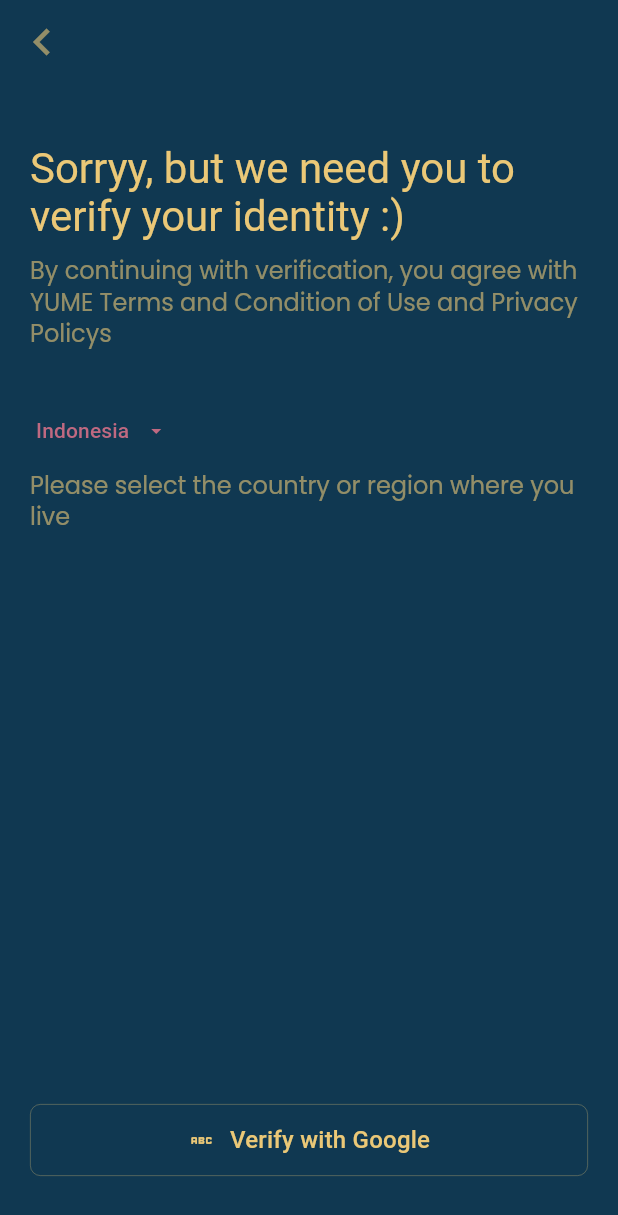
After one commit to Gnturf/yume, a Flutter app: the screen it shows after launch, after a tap on "Signup", on a phone screen of 412 x 824 dp. The commit adds this screen. Shown: the top 1215 px of the screen. Run offline on Flutter 3.47's test engine with Material 3 defaults, Android fonts, the phone set to English and light mode, and no system bars; our stand-ins replace flutter_multi_formatter, google_fonts.

Commit message:
adding signup screen
simplifying otp_single_text_field.dart

```diff
--- /dev/null
+++ b/lib/features/auth/presentation/screens/signup/signup.dart
@@ -0,0 +1,56 @@
+import 'package:flutter/material.dart';
+import 'package:yume/features/auth/presentation/widgets/display_subtitle_text.dart';
+import 'package:yume/features/auth/presentation/widgets/signup/country_select.dart';
+import 'package:yume/features/welcome/presentation/widgets/icon_text_button.dart';
+
+class SignupScreen extends StatelessWidget {
+  const SignupScreen({super.key});
+
+  @override
+  Widget build(BuildContext context) {
+    return Scaffold(
+      appBar: AppBar(
+        backgroundColor: Theme.of(context).colorScheme.background,
+        leading: IconButton(
+          onPressed: () {
+            Navigator.of(context).pop();
+          },
+          icon: Icon(
+            Icons.chevron_left,
+            color: Theme.of(context).colorScheme.primary.withOpacity(0.6),
+            size: 36,
+          ),
+          iconSize: 36,
+        ),
+      ),
+      backgroundColor: Theme.of(context).colorScheme.background,
+      body: Container(
+        padding: const EdgeInsets.symmetric(
+          horizontal: 20,
+          vertical: 40,
+        ),
+        width: double.infinity,
+        child: Column(
+          crossAxisAlignment: CrossAxisAlignment.start,
+          children: [
+            const DisplaySubtitleText(
+              displayText: "Sorryy, but we need you to verify your identity :)",
+              subtitleText:
+                  "By continuing with verification, you agree with YUME Terms and Condition of Use and Privacy Policys",
+            ),
+            const SizedBox(
+              height: 40,
+            ),
+            const CountrySelect(),
+            const Spacer(),
+            IconTextButton.inverted(
+              label: "Verify with Google",
+              icon: Icons.abc,
+              onPressed: () {},
+            )
+          ],
+        ),
+      ),
+    );
+  }
+}
--- /dev/null
+++ b/lib/features/auth/presentation/widgets/signup/country_select.dart
@@ -0,0 +1,56 @@
+import 'package:flutter/material.dart';
+
+class CountrySelect extends StatelessWidget {
+  const CountrySelect({super.key});
+
+  @override
+  Widget build(BuildContext context) {
+    return Column(
+      crossAxisAlignment: CrossAxisAlignment.start,
+      mainAxisSize: MainAxisSize.min,
+      children: [
+        Container(
+          padding: const EdgeInsets.all(4),
+          decoration: BoxDecoration(borderRadius: BorderRadius.circular(100)),
+          clipBehavior: Clip.hardEdge,
+          child: InkWell(
+            onTap: () {
+              print("Clicked");
+            },
+            splashColor: Colors.transparent,
+            highlightColor: Colors.transparent,
+            child: Row(
+              mainAxisSize: MainAxisSize.min,
+              children: [
+                Text(
+                  "Indonesia",
+                  style: Theme.of(context)
+                      .textTheme
+                      .labelLarge!
+                      .copyWith(color: Theme.of(context).colorScheme.secondary),
+                ),
+                const SizedBox(
+                  width: 10,
+                ),
+                Icon(
+                  Icons.arrow_drop_down,
+                  size: 16,
+                  color: Theme.of(context).colorScheme.secondary,
+                ),
+              ],
+            ),
+          ),
+        ),
+        const SizedBox(
+          height: 12,
+        ),
+        Text(
+          "Please select the country or region where you live",
+          style: Theme.of(context).textTheme.headlineMedium!.copyWith(
+                color: Theme.of(context).colorScheme.primary.withOpacity(0.6),
+              ),
+        ),
+      ],
+    );
+  }
+}
--- a/lib/features/welcome/presentation/screens/welcome.dart
+++ b/lib/features/welcome/presentation/screens/welcome.dart
@@ -1,5 +1,6 @@
 import 'package:flutter/material.dart';
 import 'package:yume/features/auth/presentation/screens/login/login.dart';
+import 'package:yume/features/auth/presentation/screens/signup/signup.dart';
 import 'package:yume/features/welcome/presentation/widgets/icon_text_button.dart';
 
 class WelcomeScreen extends StatelessWidget {
@@ -61,8 +62,14 @@ class WelcomeScreen extends StatelessWidget {
               height: 10,
             ),
             IconTextButton.inverted(
-              label: "Sign In",
-              onPressed: () {},
+              label: "Signup",
+              onPressed: () {
+                Navigator.of(context).push(
+                  MaterialPageRoute(
+                    builder: (context) => const SignupScreen(),
+                  ),
+                );
+              },
             ),
           ],
         ),
```
Also changed, not shown: lib/features/auth/presentation/widgets/login/OTPInput/otp_single_text_field.dart (+23 -61 lines).
